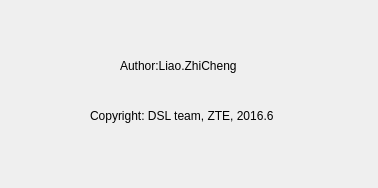
Above: icurve_v2.0.1/icurve/resource/icv_about.ui from Sunfe/icurve before the change. Below: the same form after it.
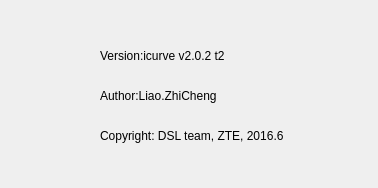
That is the form after the change.

What changed in the file:
```diff
--- a/icurve_v2.0.1/icurve/resource/icv_about.ui
+++ b/icurve_v2.0.1/icurve/resource/icv_about.ui
@@ -16,21 +16,21 @@
   <widget class="QLabel" name="label">
    <property name="geometry">
     <rect>
-     <x>120</x>
-     <y>50</y>
-     <width>121</width>
+     <x>100</x>
+     <y>40</y>
+     <width>160</width>
      <height>31</height>
     </rect>
    </property>
    <property name="text">
-    <string>Author:Liao.ZhiCheng</string>
+    <string>Version:icurve v2.0.2 t2</string>
    </property>
   </widget>
   <widget class="QLabel" name="label_2">
    <property name="geometry">
     <rect>
-     <x>90</x>
-     <y>100</y>
+     <x>100</x>
+     <y>120</y>
      <width>191</width>
      <height>31</height>
     </rect>
@@ -39,6 +39,19 @@
     <string>Copyright: DSL team, ZTE, 2016.6</string>
    </property>
   </widget>
+  <widget class="QLabel" name="label_3">
+   <property name="geometry">
+    <rect>
+     <x>100</x>
+     <y>76</y>
+     <width>131</width>
+     <height>40</height>
+    </rect>
+   </property>
+   <property name="text">
+    <string>Author:Liao.ZhiCheng</string>
+   </property>
+  </widget>
  </widget>
  <resources/>
  <connections/>
```
